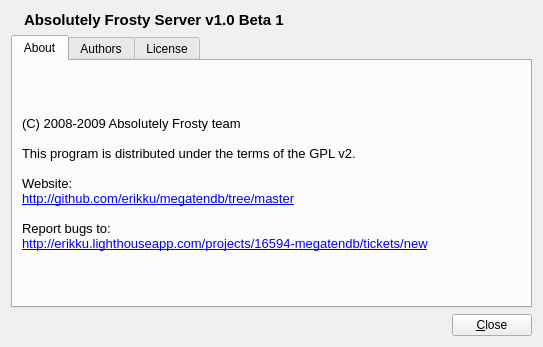
First picture: the form in server/ui/About.ui, repository erikku/frosty, before the edit.
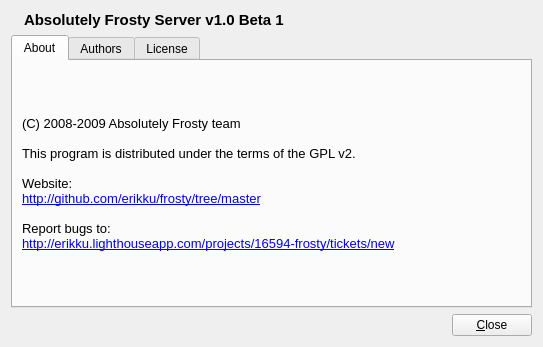
Second picture: the form after the edit. Icons and pictures are not drawn.

```diff
--- a/server/ui/About.ui
+++ b/server/ui/About.ui
@@ -71,10 +71,10 @@
 &lt;p style=&quot; margin-top:0px; margin-bottom:0px; margin-left:0px; margin-right:0px; -qt-block-indent:0; text-indent:0px;&quot;&gt;This program is distributed under the terms of the GPL v2.&lt;/p&gt;
 &lt;p style=&quot;-qt-paragraph-type:empty; margin-top:0px; margin-bottom:0px; margin-left:0px; margin-right:0px; -qt-block-indent:0; text-indent:0px;&quot;&gt;&lt;/p&gt;
 &lt;p style=&quot; margin-top:0px; margin-bottom:0px; margin-left:0px; margin-right:0px; -qt-block-indent:0; text-indent:0px;&quot;&gt;Website:&lt;/p&gt;
-&lt;p style=&quot; margin-top:0px; margin-bottom:0px; margin-left:0px; margin-right:0px; -qt-block-indent:0; text-indent:0px;&quot;&gt;&lt;a href=&quot;http://github.com/erikku/megatendb/tree/master&quot;&gt;&lt;span style=&quot; text-decoration: underline; color:#0000ff;&quot;&gt;http://github.com/erikku/megatendb/tree/master&lt;/span&gt;&lt;/a&gt;&lt;/p&gt;
+&lt;p style=&quot; margin-top:0px; margin-bottom:0px; margin-left:0px; margin-right:0px; -qt-block-indent:0; text-indent:0px;&quot;&gt;&lt;a href=&quot;http://github.com/erikku/frosty/tree/master&quot;&gt;&lt;span style=&quot; text-decoration: underline; color:#0000ff;&quot;&gt;http://github.com/erikku/frosty/tree/master&lt;/span&gt;&lt;/a&gt;&lt;/p&gt;
 &lt;p style=&quot;-qt-paragraph-type:empty; margin-top:0px; margin-bottom:0px; margin-left:0px; margin-right:0px; -qt-block-indent:0; text-indent:0px;&quot;&gt;&lt;/p&gt;
 &lt;p style=&quot; margin-top:0px; margin-bottom:0px; margin-left:0px; margin-right:0px; -qt-block-indent:0; text-indent:0px;&quot;&gt;Report bugs to:&lt;/p&gt;
-&lt;p style=&quot; margin-top:0px; margin-bottom:0px; margin-left:0px; margin-right:0px; -qt-block-indent:0; text-indent:0px;&quot;&gt;&lt;a href=&quot;http://erikku.lighthouseapp.com/projects/16594-megatendb/tickets/new&quot;&gt;&lt;span style=&quot; text-decoration: underline; color:#0000ff;&quot;&gt;http://erikku.lighthouseapp.com/projects/16594-megatendb/tickets/new&lt;/span&gt;&lt;/a&gt;&lt;/p&gt;&lt;/body&gt;&lt;/html&gt;</string>
+&lt;p style=&quot; margin-top:0px; margin-bottom:0px; margin-left:0px; margin-right:0px; -qt-block-indent:0; text-indent:0px;&quot;&gt;&lt;a href=&quot;http://erikku.lighthouseapp.com/projects/16594-frosty/tickets/new&quot;&gt;&lt;span style=&quot; text-decoration: underline; color:#0000ff;&quot;&gt;http://erikku.lighthouseapp.com/projects/16594-frosty/tickets/new&lt;/span&gt;&lt;/a&gt;&lt;/p&gt;&lt;/body&gt;&lt;/html&gt;</string>
          </property>
         </widget>
        </item>
```
Left out of the diff: 5 changed lines with no effect on the pictures.
